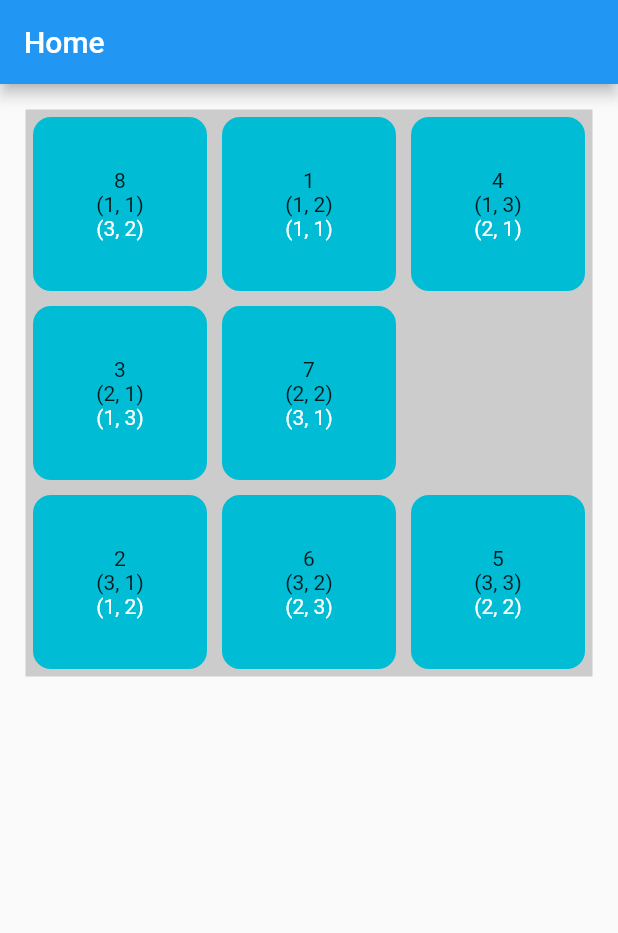
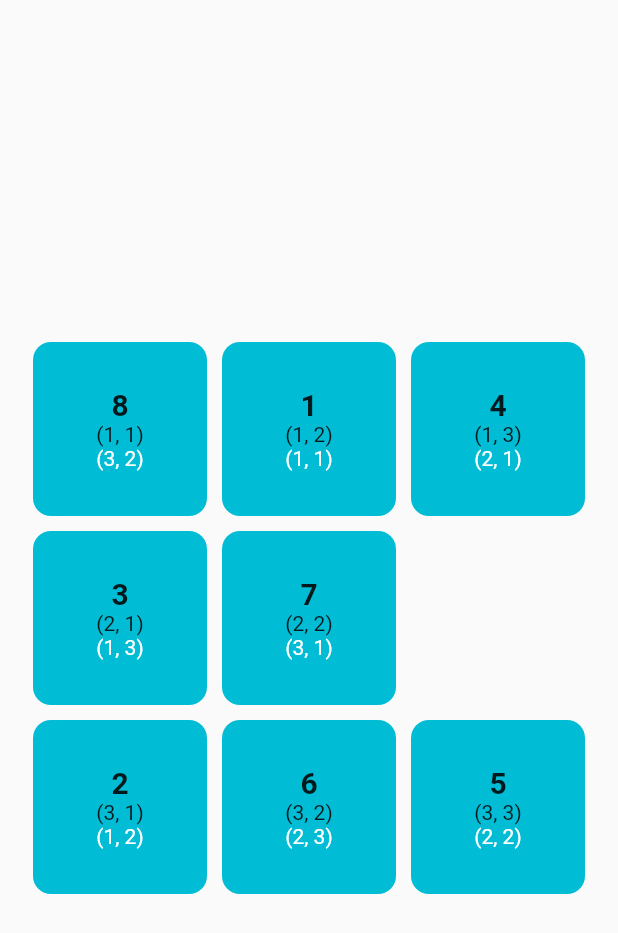
Before and after one commit to Roaa94/dashtronaut, a Flutter app: the screen it shows after launch, on a phone screen of 412 x 824 dp. Shown: the top 933 px of the screen. Run offline on Flutter 3.47's test engine with Material 2 defaults, Android fonts, the phone set to English and light mode, and no system bars; our stand-ins replace equatable.

Commit message:
minor temporary style changes

```diff
--- a/lib/main.dart
+++ b/lib/main.dart
@@ -1,7 +1,4 @@
 import 'package:flutter/material.dart';
-import 'package:flutter_puzzle_hack/presentation/providers/app_providers.dart';
-import 'package:flutter_puzzle_hack/presentation/providers/puzzle_provider.dart';
-import 'package:provider/provider.dart';
 
 import 'presentation/home/pages/home_page.dart';
 
@@ -20,7 +17,12 @@ class MyApp extends StatelessWidget {
       title: 'Flutter Puzzle Hack',
       theme: ThemeData(
         primarySwatch: Colors.blue,
+        brightness: Brightness.light,
       ),
+      darkTheme: ThemeData(
+        brightness: Brightness.dark,
+      ),
+      themeMode: ThemeMode.system,
       home: const HomePage(),
     );
   }
--- a/lib/presentation/home/pages/home_page.dart
+++ b/lib/presentation/home/pages/home_page.dart
@@ -10,11 +10,8 @@ class HomePage extends StatelessWidget {
   Widget build(BuildContext context) {
     return ChangeNotifierProvider(
       create: (_) => PuzzleProvider(context)..generate(),
-      child: Scaffold(
-        appBar: AppBar(
-          title: const Text('Home'),
-        ),
-        body: const PuzzleBoard(),
+      child: const Scaffold(
+        body: PuzzleBoard(),
       ),
     );
   }
--- a/lib/presentation/puzzle/widgets/puzzle_board.dart
+++ b/lib/presentation/puzzle/widgets/puzzle_board.dart
@@ -26,11 +26,11 @@ class _PuzzleBoardState extends State<PuzzleBoard> {
 
   @override
   Widget build(BuildContext context) {
-    return Container(
+    return Center(
+      child: Container(
         width: puzzleContainerWidth,
         height: puzzleContainerWidth,
         margin: const EdgeInsets.all(UI.screenHPadding),
-      color: Colors.grey.withOpacity(0.5),
         child: Stack(
           children: List.generate(
             puzzleProvider.tilesWithoutWhitespace.length,
@@ -40,6 +40,7 @@ class _PuzzleBoardState extends State<PuzzleBoard> {
             ),
           ),
         ),
+      ),
     );
   }
 }
--- a/lib/presentation/tile/widgets/tile_container.dart
+++ b/lib/presentation/tile/widgets/tile_container.dart
@@ -27,7 +27,10 @@ class TileContainer extends StatelessWidget {
       child: Column(
         mainAxisAlignment: MainAxisAlignment.center,
         children: [
-          Text('${tile.value}'),
+          Text(
+            '${tile.value}',
+            style: const TextStyle(fontWeight: FontWeight.w700, fontSize: 20),
+          ),
           tile.currentLocation == tile.correctLocation ? const Text('✅') : Text(tile.currentLocation.asString),
           Text(
             tile.correctLocation.asString,
```
Lines whose indentation alone changed are shown as unchanged.
